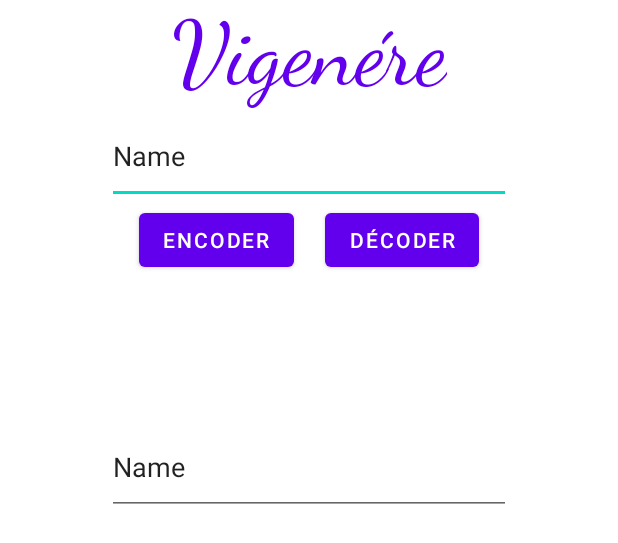
After one commit to Devime/des_ctryptage, an Android app: the layout activity_vigenere.xml on its own in the app's theme, with its tools: preview values and no code run, on a phone screen of 412 x 824 dp. The commit adds this screen. Shown: the top 543 px of the screen. Run offline under Robolectric (Android 15) with nearby library versions, the phone set to English and light mode, and no system bars; Roboto replaces fonts that are not available here.

Commit message:
Ajout : Vigenere.kt, activity_vigenere.xml et lien avec le button du menu

```diff
--- a/app/src/main/java/com/example/des_ctryptage/MainActivity.kt
+++ b/app/src/main/java/com/example/des_ctryptage/MainActivity.kt
@@ -4,6 +4,7 @@ import android.content.Intent
 import androidx.appcompat.app.AppCompatActivity
 import android.os.Bundle
 import android.widget.Button
+import com.example.des_ctryptage.com.example.des_ctryptage.Vigenere
 
 class MainActivity : AppCompatActivity() {
     override fun onCreate(savedInstanceState: Bundle?) {
@@ -32,6 +33,13 @@ class MainActivity : AppCompatActivity() {
 
         }
 
+        var btvigenere: Button = findViewById<Button>(R.id.B1Vegenere)
+        btvigenere.setOnClickListener {
+            var intent = Intent(this, Vigenere::class.java)
+            startActivity(intent)
+
+        }
+
 
     }
 }
--- /dev/null
+++ b/app/src/main/java/com/example/des_ctryptage/Vigenere.kt
@@ -0,0 +1,27 @@
+package com.example.des_ctryptage.com.example.des_ctryptage
+
+import androidx.appcompat.app.AppCompatActivity
+import android.os.Bundle
+import android.widget.Button
+import android.widget.EditText
+import com.example.des_ctryptage.R
+
+class Vigenere : AppCompatActivity() {
+    override fun onCreate(savedInstanceState: Bundle?) {
+        super.onCreate(savedInstanceState)
+        setContentView(R.layout.activity_vigenere)
+        var textentre: EditText = findViewById(R.id.textbase)
+        var textsorti: EditText = findViewById(R.id.textsortie)
+        var crypter: Button = findViewById(R.id.encoder)
+        var decrypter: Button = findViewById(R.id.decoder)
+
+        crypter.setOnClickListener {
+
+
+        }
+
+        private fun chiffrement(textentre: String):String {
+
+
+        }
+    }
--- /dev/null
+++ b/app/src/main/res/layout/activity_vigenere.xml
@@ -0,0 +1,62 @@
+<?xml version="1.0" encoding="utf-8"?>
+<androidx.constraintlayout.widget.ConstraintLayout
+    xmlns:android="http://schemas.android.com/apk/res/android"
+    android:layout_width="match_parent"
+    android:layout_height="match_parent"
+    xmlns:app="http://schemas.android.com/apk/res-auto"
+    >
+
+    <TextView
+        android:id="@+id/titre"
+        android:layout_width="wrap_content"
+        android:layout_height="wrap_content"
+        android:fontFamily="cursive"
+        android:text="Vigenére"
+        android:textSize="60sp"
+        android:textColor="@color/purple_500"
+        app:layout_constraintBottom_toTopOf="@id/textbase"
+        app:layout_constraintLeft_toLeftOf="parent"
+        app:layout_constraintRight_toRightOf="parent"
+        app:layout_constraintTop_toTopOf="parent" />
+
+    <EditText
+        android:id="@+id/textbase"
+        android:layout_width="269dp"
+        android:layout_height="63dp"
+        android:ems="10"
+        android:inputType="textPersonName"
+        android:text="Name"
+        app:layout_constraintTop_toBottomOf="@id/titre"
+        app:layout_constraintRight_toRightOf="parent"
+        app:layout_constraintLeft_toLeftOf="parent"/>
+
+    <Button
+        android:id="@+id/encoder"
+        android:layout_width="wrap_content"
+        android:layout_height="wrap_content"
+        android:text="encoder"
+        app:layout_constraintTop_toBottomOf="@id/textbase"
+        app:layout_constraintLeft_toLeftOf="@id/textbase"
+        app:layout_constraintRight_toLeftOf="@id/decoder" />
+
+    <Button
+        android:id="@+id/decoder"
+        android:layout_width="wrap_content"
+        android:layout_height="wrap_content"
+        android:text="Décoder"
+        app:layout_constraintTop_toBottomOf="@id/textbase"
+        app:layout_constraintRight_toRightOf="@id/textbase"
+        app:layout_constraintLeft_toRightOf="@id/encoder"/>
+    <EditText
+        android:id="@+id/textsortie"
+        android:layout_width="269dp"
+        android:layout_height="63dp"
+        android:layout_marginTop="96dp"
+        android:ems="10"
+        android:inputType="textPersonName"
+        android:text="Name"
+        app:layout_constraintTop_toBottomOf="@id/encoder"
+        app:layout_constraintLeft_toLeftOf="parent"
+        app:layout_constraintRight_toRightOf="parent"
+        />
+</androidx.constraintlayout.widget.ConstraintLayout>
```
